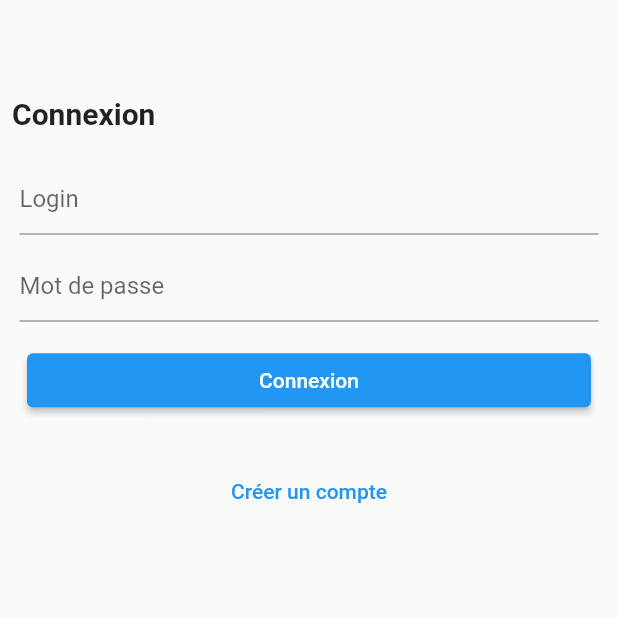
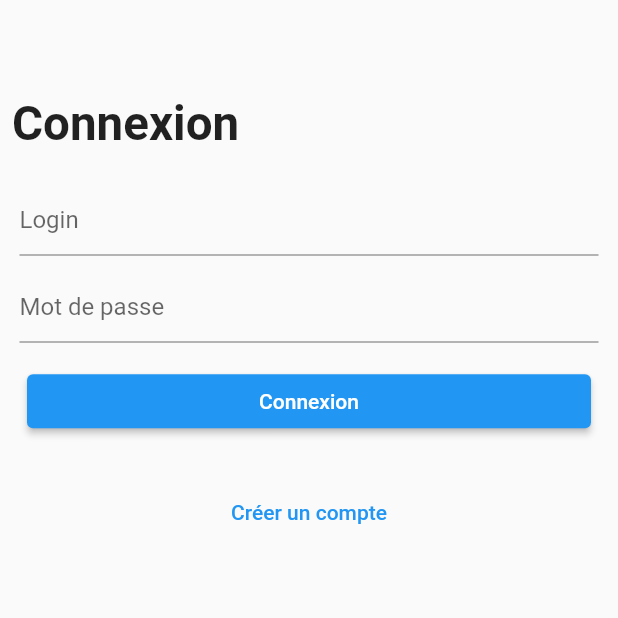
Before and after one commit to babstrap/covidhelper, a Flutter app: the screen it shows after launch, on a phone screen of 412 x 824 dp, the top half of it. Run offline on Flutter 3.47's test engine with Material 2 defaults, Android fonts, the light colour scheme and no system bars; our stand-ins replace date_format, flutter_slidable, google_maps_flutter, modal_bottom_sheet, scroll_date_picker; missing offline and left inert: flutter_phone_direct_caller; accounts and stored records are empty.

Commit message:
Increase the titles

```diff
--- a/lib/view/widget/title_widget.dart
+++ b/lib/view/widget/title_widget.dart
@@ -8,7 +8,9 @@ class TitleWidget extends StatelessWidget {
   Widget build(BuildContext context) {
     return Text(
       title,
-      style: TextStyle(fontWeight: FontWeight.bold, fontSize: 20),
+      style: TextStyle(
+          fontWeight: FontWeight.bold,
+          fontSize: MediaQuery.of(context).size.width / 13),
     );
   }
 }
```
